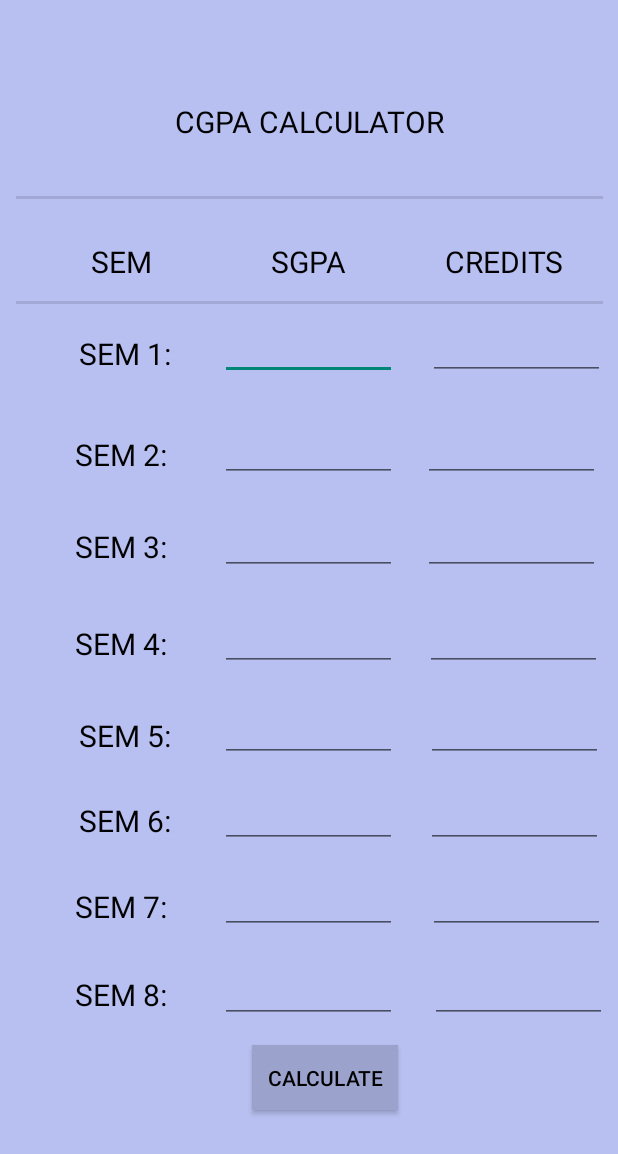
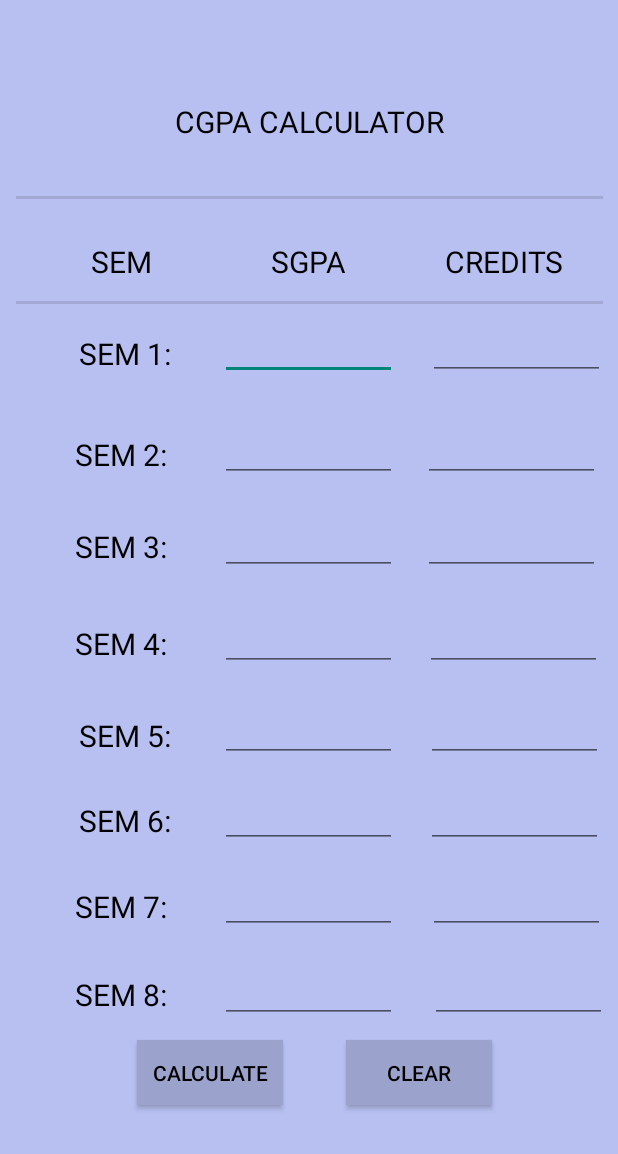
Before and after one commit to Anu7ha/StudentApp, an Android app: the cgpa screen opened directly, with no data from a screen before it, on a phone screen of 412 x 824 dp. Shown: the top 1154 px of the screen. Run offline under Robolectric (Android 15) with nearby library versions, the phone set to English and light mode, and no system bars.

Commit message:
clear btn

```diff
--- a/app/src/main/java/com/example/app/cgpa.java
+++ b/app/src/main/java/com/example/app/cgpa.java
@@ -1,5 +1,5 @@
 package com.example.app;
-
+import android.content.SharedPreferences;
 import android.os.Bundle;
 import android.view.View;
 import android.widget.Button;
@@ -15,12 +15,17 @@ public class cgpa extends AppCompatActivity {
     public EditText[] etCredits = new EditText[8];
     public EditText[] etSGPA = new EditText[8];
     public Button btnCalculate;
+    public Button btnClear;
     public TextView tvResult;
+    private SharedPreferences sharedPreferences;
+    private static final String PREF_NAME = "CGPAPrefs";
 
     @Override
     protected void onCreate(Bundle savedInstanceState) {
         super.onCreate(savedInstanceState);
         setContentView(R.layout.activity_cgpa);
+
+        sharedPreferences = getSharedPreferences(PREF_NAME, MODE_PRIVATE);
 
         // Initialize EditText fields for each semester's credits and SGPA
         etCredits[0] = findViewById(R.id.c1);
@@ -42,7 +47,17 @@ public class cgpa extends AppCompatActivity {
         etSGPA[7] = findViewById(R.id.s8);
 
         btnCalculate = findViewById(R.id.cal);
+        btnClear = findViewById(R.id.clear);
         tvResult = findViewById(R.id.t1);
+
+        // Restore previously entered values from SharedPreferences
+        for (int i = 0; i < 8; i++) {
+            String creditsValue = sharedPreferences.getString("credits_" + i, "");
+            String sgpaValue = sharedPreferences.getString("sgpa_" + i, "");
+
+            etCredits[i].setText(creditsValue);
+            etSGPA[i].setText(sgpaValue);
+        }
 
         btnCalculate.setOnClickListener(new View.OnClickListener() {
             @Override
@@ -50,11 +65,20 @@ public class cgpa extends AppCompatActivity {
                 calculateCGPA();
             }
         });
+
+        btnClear.setOnClickListener(new View.OnClickListener() {
+            @Override
+            public void onClick(View v) {
+                clearData();
+            }
+        });
     }
 
     public void calculateCGPA() {
         int[] credits = new int[8];
         float[] sgpa = new float[8];
+
+        SharedPreferences.Editor editor = sharedPreferences.edit();
 
         // Retrieve credits and SGPA for each semester from EditText fields
         for (int i = 0; i < 8; i++) {
@@ -70,11 +94,17 @@ public class cgpa extends AppCompatActivity {
             try {
                 credits[i] = Integer.parseInt(creditsStr);
                 sgpa[i] = Float.parseFloat(sgpaStr);
+
+                // Store the entered values in SharedPreferences
+                editor.putString("credits_" + i, creditsStr);
+                editor.putString("sgpa_" + i, sgpaStr);
             } catch (NumberFormatException e) {
                 tvResult.setText("Invalid input. Please enter valid numbers.");
                 return;
             }
         }
+
+        editor.apply(); // Save the entered values in SharedPreferences
 
         // Calculate CGPA
         float totalCredits = 0;
@@ -97,4 +127,16 @@ public class cgpa extends AppCompatActivity {
         tvResult.setText("Your CGPA: " + formattedCGPA);
     }
 
+    private void clearData() {
+        SharedPreferences.Editor editor = sharedPreferences.edit();
+        editor.clear(); // Clear all stored values
+        editor.apply();
+
+        for (int i = 0; i < 8; i++) {
+            etCredits[i].setText(""); // Clear the EditText fields
+            etSGPA[i].setText("");
+        }
+
+        tvResult.setText(""); // Clear the CGPA result TextView
+    }
 }
--- a/app/src/main/res/layout/activity_cgpa.xml
+++ b/app/src/main/res/layout/activity_cgpa.xml
@@ -457,9 +457,24 @@
         android:textColor="#000000"
         app:layout_constraintBottom_toBottomOf="parent"
         app:layout_constraintEnd_toEndOf="parent"
-        app:layout_constraintHorizontal_bias="0.533"
+        app:layout_constraintHorizontal_bias="0.29"
         app:layout_constraintStart_toStartOf="parent"
         app:layout_constraintTop_toTopOf="parent"
-        app:layout_constraintVertical_bias="0.892" />
+        app:layout_constraintVertical_bias="0.888" />
+
+    <Button
+        android:id="@+id/clear"
+        android:layout_width="97dp"
+        android:layout_height="43dp"
+        android:background="#9BA3CC"
+        android:onClick="clearData"
+        android:text="clear"
+        android:textColor="#000000"
+        app:layout_constraintBottom_toBottomOf="parent"
+        app:layout_constraintEnd_toEndOf="parent"
+        app:layout_constraintHorizontal_bias="0.733"
+        app:layout_constraintStart_toStartOf="parent"
+        app:layout_constraintTop_toTopOf="parent"
+        app:layout_constraintVertical_bias="0.888" />
 
 </androidx.constraintlayout.widget.ConstraintLayout>
```
Also changed, not shown: app/src/main/java/com/example/app/attendance.java (+21 -3 lines), app/src/main/java/com/example/app/attendsix.java (+22 -3 lines).
